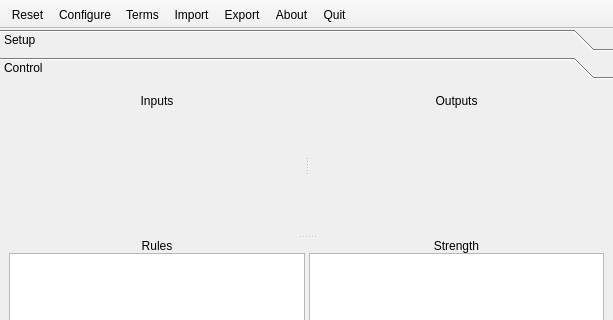
Before: the Qt Designer form qtfuzzylite/ui/Window.ui in fuzzylite/fuzzylite, drawn with Qt 5; both pictures show x 0 to 613 and y 0 to 320 of the 613 by 603 pixel window.
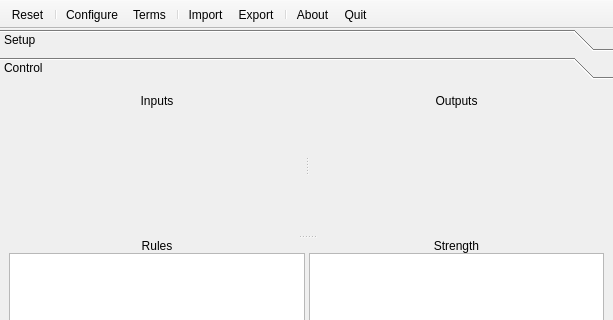
After: the same form once the commit is applied. The open tabs and pages were chosen to show the change. Icons and pictures are not drawn.

```diff
--- a/qtfuzzylite/ui/Window.ui
+++ b/qtfuzzylite/ui/Window.ui
@@ -644,10 +644,13 @@
     <bool>false</bool>
    </attribute>
    <addaction name="actionReset"/>
+   <addaction name="separator"/>
    <addaction name="actionConfigure"/>
    <addaction name="actionTerms"/>
+   <addaction name="separator"/>
    <addaction name="actionImport"/>
    <addaction name="actionExport"/>
+   <addaction name="separator"/>
    <addaction name="actionAbout"/>
    <addaction name="actionQuit"/>
   </widget>
```
Left out of the diff: 25 changed lines with no effect on the pictures.
